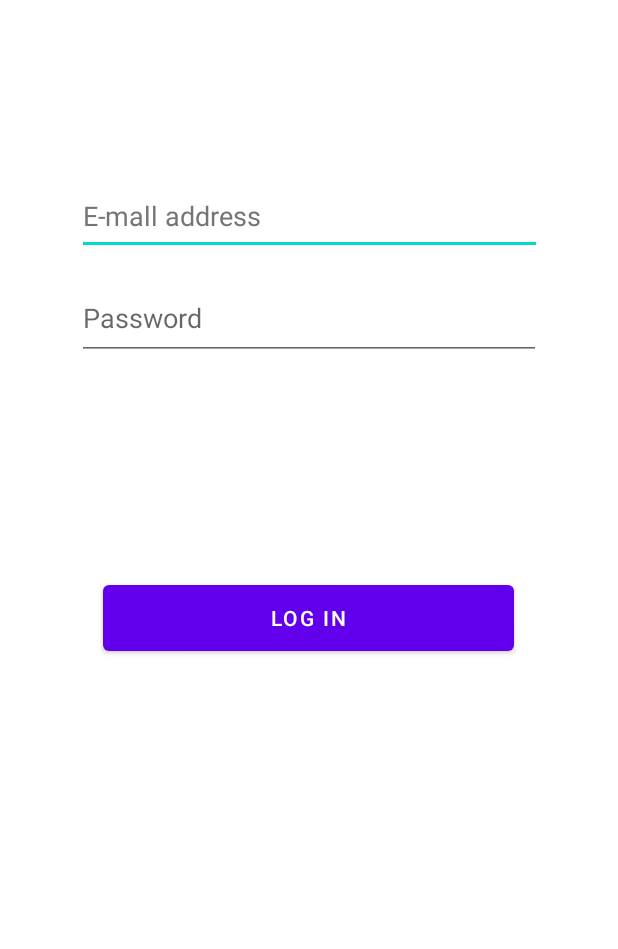
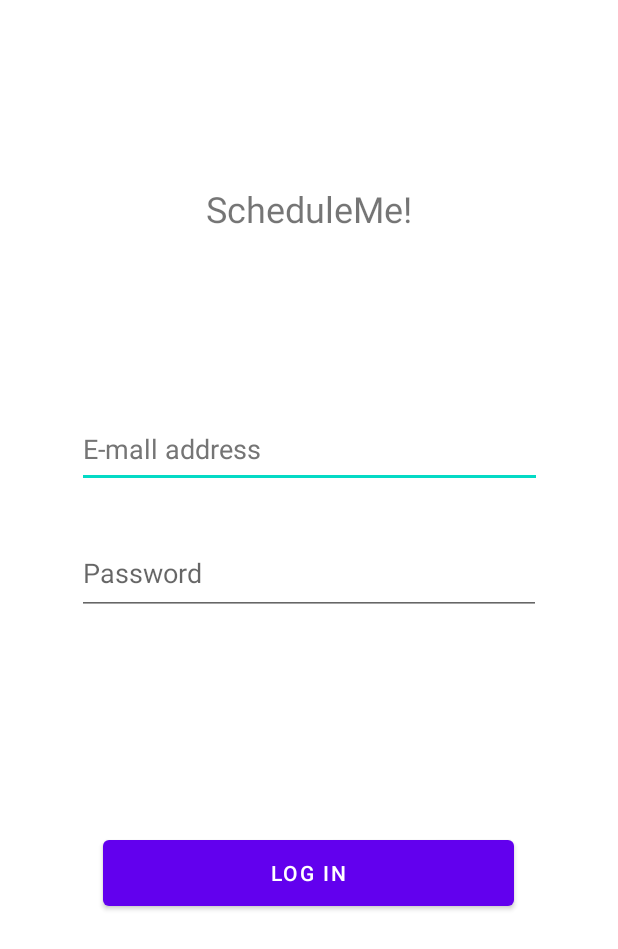
Before and after one commit to owenfab/GroupBSchedulingSoftwareSEFall2022, an Android app: the layout login_page.xml on its own in the app's theme, with its tools: preview values and no code run, on a phone screen of 412 x 824 dp. Shown: the top 949 px of the screen. Run offline under Robolectric (Android 15) with nearby library versions, the phone set to English and light mode, and no system bars.

Commit message:
Add possible name of application to login layout.

```diff
--- a/app/src/main/res/layout/login_page.xml
+++ b/app/src/main/res/layout/login_page.xml
@@ -40,5 +40,17 @@
     app:layout_constraintEnd_toEndOf="parent"
     app:layout_constraintHorizontal_bias="0.496"
     app:layout_constraintStart_toStartOf="parent"
+    app:layout_constraintTop_toTopOf="parent"
+    app:layout_constraintVertical_bias="0.721" />
+  <TextView
+    android:id="@+id/textView"
+    android:layout_width="229dp"
+    android:layout_height="28dp"
+    android:text="@string/scheduleme"
+    android:textAlignment="center"
+    android:textSize="24sp"
+    app:layout_constraintBottom_toTopOf="@+id/editTextTextEmailAddress"
+    app:layout_constraintEnd_toEndOf="parent"
+    app:layout_constraintStart_toStartOf="parent"
     app:layout_constraintTop_toTopOf="parent" />
 </androidx.constraintlayout.widget.ConstraintLayout>
--- a/app/src/main/res/values/strings.xml
+++ b/app/src/main/res/values/strings.xml
@@ -12,4 +12,5 @@
   <string name="e_mall_address">E-mall address</string>
     <string name="password">Password</string>
     <string name="log_in">Log in</string>
+  <string name="scheduleme">ScheduleMe!</string>
 </resources>
```
